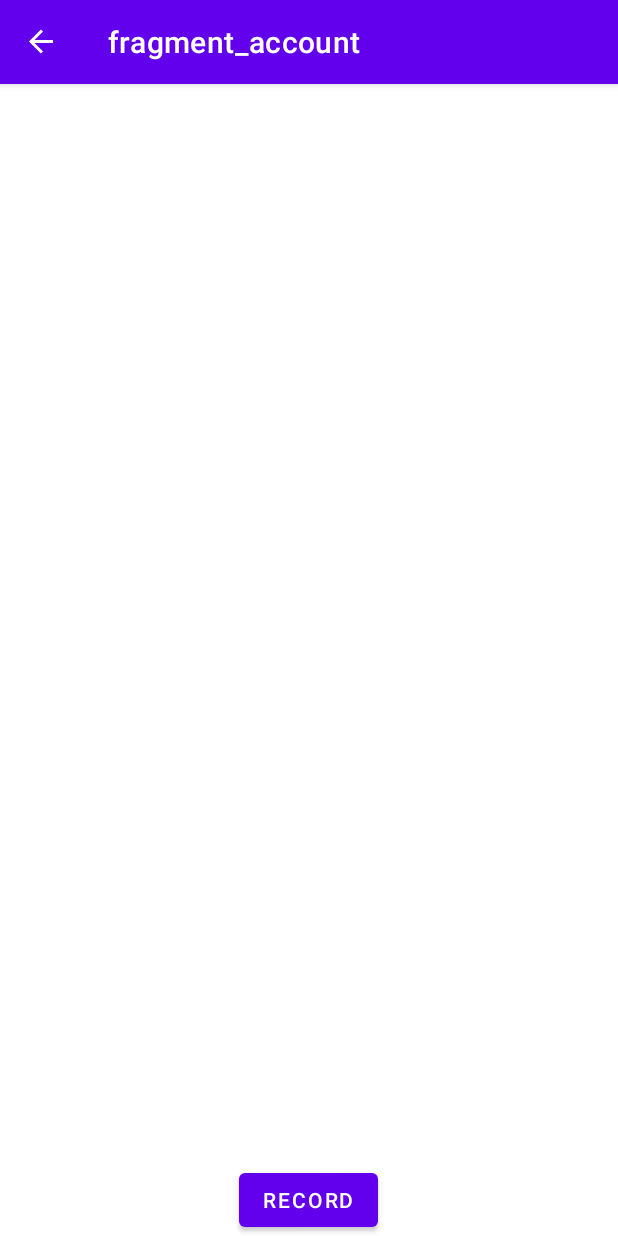
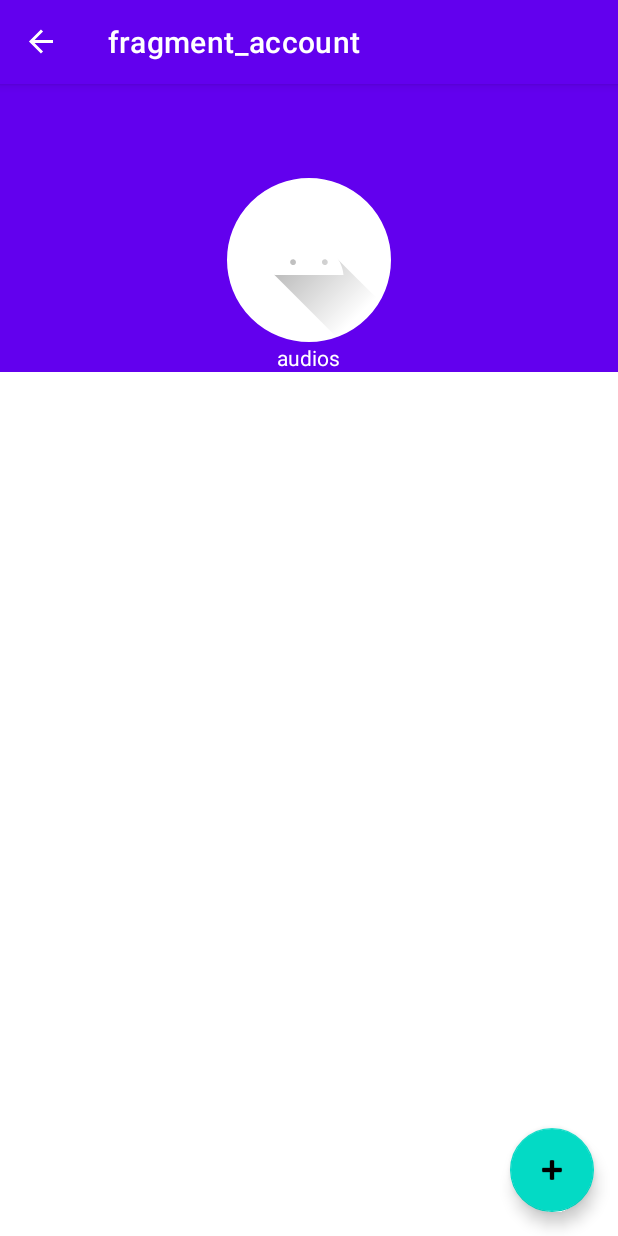
Before and after one commit to vadhub/LTale, an Android app: the AccountFragment screen opened through its navigation route, on a phone screen of 412 x 824 dp. Run offline under Robolectric (Android 15) with nearby library versions, the phone set to English and light mode, and no system bars; our stand-ins replace navigation-ui.

Commit message:
designed account fragment

```diff
--- a/app/src/main/java/com/vad/ltale/AccountFragment.kt
+++ b/app/src/main/java/com/vad/ltale/AccountFragment.kt
@@ -7,6 +7,7 @@ import android.view.View
 import android.view.ViewGroup
 import android.widget.Button
 import androidx.navigation.findNavController
+import com.google.android.material.floatingactionbutton.FloatingActionButton
 
 
 class AccountFragment : Fragment() {
@@ -19,7 +20,7 @@ class AccountFragment : Fragment() {
     }
 
     override fun onViewCreated(view: View, savedInstanceState: Bundle?) {
-        val buttonCreateRecord: Button = view.findViewById(R.id.createRecordButton)
+        val buttonCreateRecord: FloatingActionButton = view.findViewById(R.id.createRecordButton)
         buttonCreateRecord.setOnClickListener { view.findNavController().navigate(R.id.action_accountFragment_to_recordFragment) }
     }
 }
--- a/app/src/main/res/layout/fragment_account.xml
+++ b/app/src/main/res/layout/fragment_account.xml
@@ -1,16 +1,81 @@
 <?xml version="1.0" encoding="utf-8"?>
-<LinearLayout xmlns:android="http://schemas.android.com/apk/res/android"
-    xmlns:tools="http://schemas.android.com/tools"
+<androidx.coordinatorlayout.widget.CoordinatorLayout xmlns:android="http://schemas.android.com/apk/res/android"
+    xmlns:app="http://schemas.android.com/apk/res-auto"
     android:layout_width="match_parent"
-    android:layout_height="match_parent"
-    android:gravity="bottom|center_horizontal"
-    tools:context=".AccountFragment">
+    android:layout_height="match_parent">
 
-    <Button
+    <com.google.android.material.appbar.AppBarLayout
+        android:id="@+id/appbar"
+        android:layout_width="match_parent"
+        android:layout_height="192dp">
+
+        <com.google.android.material.appbar.CollapsingToolbarLayout
+            android:layout_width="match_parent"
+            android:layout_height="match_parent"
+            app:contentScrim="?attr/colorPrimary"
+            app:layout_scrollFlags="scroll|enterAlways|enterAlwaysCollapsed"
+            app:layout_scrollInterpolator="@android:anim/decelerate_interpolator"
+            app:toolbarId="@+id/toolbar">
+
+            <LinearLayout
+                android:layout_width="wrap_content"
+                android:layout_height="wrap_content"
+                android:layout_gravity="center|bottom"
+                android:gravity="center"
+                android:orientation="vertical">
+
+                <com.google.android.material.imageview.ShapeableImageView
+                    android:id="@+id/imageIcon"
+                    android:layout_width="wrap_content"
+                    android:layout_height="wrap_content"
+                    android:background="@color/white"
+                    android:padding="1dp"
+                    android:src="@drawable/ic_launcher_foreground"
+                    app:shapeAppearanceOverlay="@style/roundedImageViewRounded"
+                    app:strokeColor="@color/white"
+                    app:strokeWidth="1dp" />
+
+                <TextView
+                    android:id="@+id/countRecordsTextView"
+                    android:layout_width="wrap_content"
+                    android:layout_height="wrap_content"
+                    android:text="audios"
+                    android:textColor="@color/white" />
+
+            </LinearLayout>
+
+            <androidx.appcompat.widget.Toolbar
+                android:id="@+id/toolbar"
+                android:layout_width="match_parent"
+                android:layout_height="?attr/actionBarSize" />
+        </com.google.android.material.appbar.CollapsingToolbarLayout>
+    </com.google.android.material.appbar.AppBarLayout>
+
+    <androidx.core.widget.NestedScrollView
+        android:layout_width="match_parent"
+        android:layout_height="match_parent"
+        android:fillViewport="true"
+        app:layout_behavior="com.google.android.material.appbar.AppBarLayout$ScrollingViewBehavior">
+
+        <LinearLayout
+            android:orientation="vertical"
+            android:layout_width="match_parent"
+            android:layout_height="match_parent">
+
+            <androidx.recyclerview.widget.RecyclerView
+                android:id="@+id/recyclerItemRecords"
+                android:layout_width="match_parent"
+                android:layout_height="wrap_content" />
+        </LinearLayout>
+
+    </androidx.core.widget.NestedScrollView>
+
+    <com.google.android.material.floatingactionbutton.FloatingActionButton
         android:id="@+id/createRecordButton"
         android:layout_width="wrap_content"
         android:layout_height="wrap_content"
-        android:text="record"
-        />
+        android:layout_gravity="bottom|end"
+        android:layout_margin="16dp"
+        android:src="@android:drawable/ic_input_add" />
 
-</LinearLayout>
+</androidx.coordinatorlayout.widget.CoordinatorLayout>
--- a/app/src/main/res/values/themes.xml
+++ b/app/src/main/res/values/themes.xml
@@ -13,4 +13,10 @@
         <item name="android:statusBarColor">?attr/colorPrimaryVariant</item>
         <!-- Customize your theme here. -->
     </style>
+
+    <style name="roundedImageViewRounded">
+        <item name="cornerFamily">rounded</item>
+        <item name="cornerSize">50%</item>
+    </style>
+
 </resources>
```
